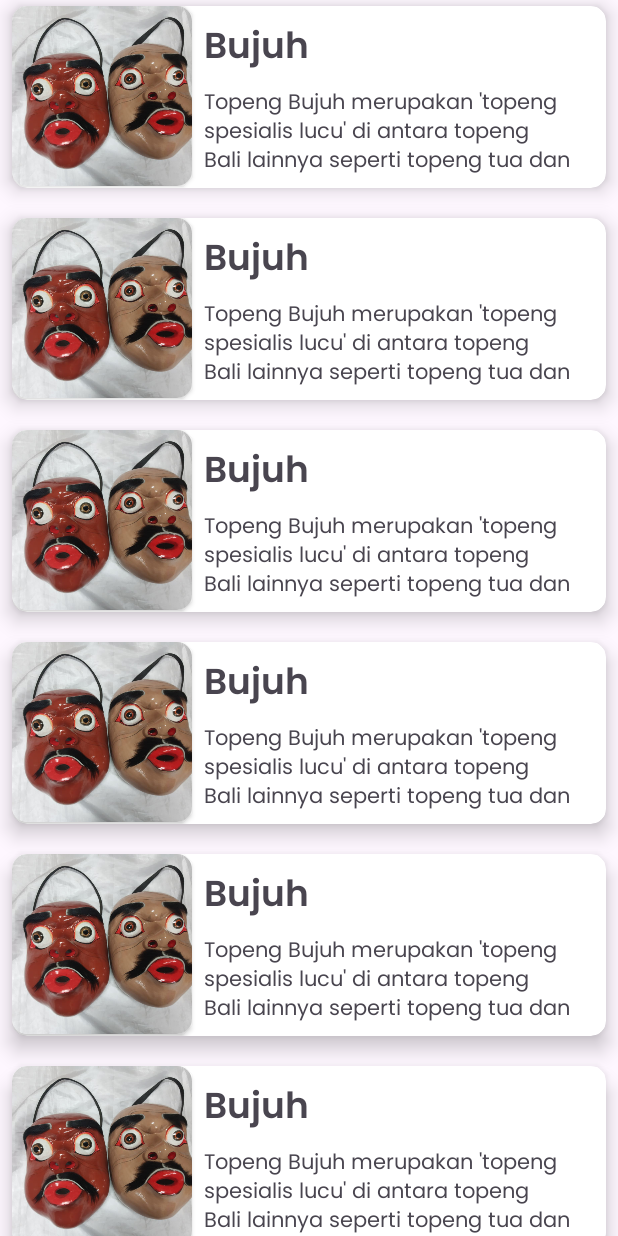
After one commit to yosriku/Kultura, an Android app: the SearchTopengActivity screen opened directly, with no data from a screen before it, on a phone screen of 412 x 824 dp. The commit adds this screen. Run offline under Robolectric (Android 15) with nearby library versions, the phone set to English and light mode, and no system bars.

Commit message:
add search activity using recycleview

```diff
--- a/MD/Kultura/app/build.gradle.kts
+++ b/MD/Kultura/app/build.gradle.kts
@@ -1,6 +1,7 @@
 plugins {
     id("com.android.application")
     id("org.jetbrains.kotlin.android")
+    id("kotlin-parcelize")
 }
 
 android {
--- a/MD/Kultura/app/src/main/AndroidManifest.xml
+++ b/MD/Kultura/app/src/main/AndroidManifest.xml
@@ -13,6 +13,12 @@
         android:theme="@style/Theme.Kultura"
         tools:targetApi="31">
         <activity
+            android:name=".view.search.SearchTopengActivity"
+            android:exported="false" />
+        <activity
+            android:name=".view.detail.DetailTopengActivity"
+            android:exported="false" />
+        <activity
             android:name=".view.main.MainActivity"
             android:exported="true">
             <intent-filter>
--- /dev/null
+++ b/MD/Kultura/app/src/main/java/com/kultura/app/data/local/Topeng.kt
@@ -0,0 +1,10 @@
+package com.kultura.app.data.local
+
+import android.os.Parcelable
+import kotlinx.parcelize.Parcelize
+
+@Parcelize
+data class Topeng(
+    val name: String,
+    val description: String
+): Parcelable
--- /dev/null
+++ b/MD/Kultura/app/src/main/java/com/kultura/app/view/detail/DetailTopengActivity.kt
@@ -0,0 +1,17 @@
+package com.kultura.app.view.detail
+
+import android.os.Bundle
+import androidx.appcompat.app.AppCompatActivity
+import com.kultura.app.R
+
+class DetailTopengActivity : AppCompatActivity() {
+
+    companion object {
+        const val EXTRA_TOPENG = "extra_topeng"
+    }
+
+    override fun onCreate(savedInstanceState: Bundle?) {
+        super.onCreate(savedInstanceState)
+        setContentView(R.layout.activity_detail_topeng)
+    }
+}
--- a/MD/Kultura/app/src/main/java/com/kultura/app/view/main/MainActivity.kt
+++ b/MD/Kultura/app/src/main/java/com/kultura/app/view/main/MainActivity.kt
@@ -30,6 +30,7 @@ class MainActivity : AppCompatActivity() {
             true
         }
 
+
     }
 
     private fun replaceFragment(fragment: Fragment) {
--- a/MD/Kultura/app/src/main/java/com/kultura/app/view/navigation/HomeFragment.kt
+++ b/MD/Kultura/app/src/main/java/com/kultura/app/view/navigation/HomeFragment.kt
@@ -1,60 +1,33 @@
 package com.kultura.app.view.navigation
 
+import android.content.Intent
 import android.os.Bundle
 import android.view.LayoutInflater
 import android.view.View
 import android.view.ViewGroup
+import androidx.cardview.widget.CardView
 import androidx.fragment.app.Fragment
 import com.kultura.app.R
+import com.kultura.app.view.search.SearchTopengActivity
 
-// TODO: Rename parameter arguments, choose names that match
-// the fragment initialization parameters, e.g. ARG_ITEM_NUMBER
-private const val ARG_PARAM1 = "param1"
-private const val ARG_PARAM2 = "param2"
+class HomeFragment : Fragment() {
 
-/**
- * A simple [Fragment] subclass.
- * Use the [HomeFragment.newInstance] factory method to
- * create an instance of this fragment.
- */
-class HomeFragment : Fragment() {
-    // TODO: Rename and change types of parameters
-    private var param1: String? = null
-    private var param2: String? = null
 
     override fun onCreate(savedInstanceState: Bundle?) {
         super.onCreate(savedInstanceState)
-        arguments?.let {
-            param1 = it.getString(ARG_PARAM1)
-            param2 = it.getString(ARG_PARAM2)
-        }
     }
 
     override fun onCreateView(
         inflater: LayoutInflater, container: ViewGroup?,
         savedInstanceState: Bundle?
     ): View? {
-        // Inflate the layout for this fragment
-        return inflater.inflate(R.layout.fragment_home, container, false)
+        val view = inflater.inflate(R.layout.fragment_home, container, false)
+        val cardView = view.findViewById<CardView>(R.id.cv_cari_topeng)
+        cardView.setOnClickListener {
+            val intent = Intent(activity, SearchTopengActivity::class.java)
+            startActivity(intent)
+        }
+        return view
     }
 
-    companion object {
-        /**
-         * Use this factory method to create a new instance of
-         * this fragment using the provided parameters.
-         *
-         * @param param1 Parameter 1.
-         * @param param2 Parameter 2.
-         * @return A new instance of fragment HomeFragment.
-         */
-        // TODO: Rename and change types and number of parameters
-        @JvmStatic
-        fun newInstance(param1: String, param2: String) =
-            HomeFragment().apply {
-                arguments = Bundle().apply {
-                    putString(ARG_PARAM1, param1)
-                    putString(ARG_PARAM2, param2)
-                }
-            }
-    }
 }
--- /dev/null
+++ b/MD/Kultura/app/src/main/java/com/kultura/app/view/search/SearchTopengActivity.kt
@@ -0,0 +1,57 @@
+package com.kultura.app.view.search
+
+import android.os.Bundle
+import android.widget.Toast
+import androidx.appcompat.app.AppCompatActivity
+import androidx.recyclerview.widget.LinearLayoutManager
+import androidx.recyclerview.widget.RecyclerView
+import com.kultura.app.R
+import com.kultura.app.data.local.Topeng
+
+class SearchTopengActivity : AppCompatActivity() {
+
+    private lateinit var rvTopeng: RecyclerView
+    private val list = ArrayList<Topeng>()
+
+    override fun onCreate(savedInstanceState: Bundle?) {
+        super.onCreate(savedInstanceState)
+        setContentView(R.layout.activity_search_topeng)
+
+        rvTopeng = findViewById(R.id.rv_topeng)
+        rvTopeng.setHasFixedSize(true)
+
+
+        list.addAll(getListTopeng())
+        showRecyclerList()
+    }
+
+    fun getListTopeng(): ArrayList<Topeng> {
+        val dataName = resources.getStringArray(R.array.data_topeng_name)
+        val dataDescription = resources.getStringArray(R.array.data_description)
+        val listTopeng = ArrayList<Topeng>()
+
+        for (i in dataName.indices) {
+            val player = Topeng(dataName[i], dataDescription[i])
+            listTopeng.add(player)
+        }
+        return listTopeng
+    }
+
+    private fun showRecyclerList() {
+        rvTopeng.layoutManager = LinearLayoutManager(this)
+        val topengAdapter = TopengAdapter(list)
+        rvTopeng.adapter = topengAdapter
+
+        topengAdapter.setOnItemClickCallback(object : TopengAdapter.OnItemClickCallback {
+            override fun onItemClicked(data: Topeng) {
+                showSelectedPlayer(data)
+            }
+        })
+    }
+    private fun showSelectedPlayer(topeng: Topeng) {
+        Toast.makeText(this, "Kamu memilih " + topeng.name, Toast.LENGTH_SHORT).show()
+    }
+
+
+
+}
--- /dev/null
+++ b/MD/Kultura/app/src/main/java/com/kultura/app/view/search/TopengAdapter.kt
@@ -0,0 +1,50 @@
+package com.kultura.app.view.search
+
+import android.content.Intent
+import android.view.LayoutInflater
+import android.view.View
+import android.view.ViewGroup
+import android.widget.TextView
+import androidx.recyclerview.widget.RecyclerView
+import com.kultura.app.R
+import com.kultura.app.data.local.Topeng
+import com.kultura.app.view.detail.DetailTopengActivity
+
+class TopengAdapter(private val listTopeng: ArrayList<Topeng>) : RecyclerView.Adapter<TopengAdapter.ListViewHolder>() {
+
+    private lateinit var onItemClickCallback: OnItemClickCallback
+
+    fun setOnItemClickCallback(onItemClickCallback: OnItemClickCallback) {
+        this.onItemClickCallback = onItemClickCallback
+    }
+
+    class ListViewHolder(itemView: View) : RecyclerView.ViewHolder(itemView) {
+        val tvName: TextView = itemView.findViewById(R.id.tv_nama_topeng)
+        val tvDescription: TextView = itemView.findViewById(R.id.tv_deskripsi_topeng)
+    }
+
+    override fun onCreateViewHolder(parent: ViewGroup, viewType: Int): ListViewHolder {
+        val view: View = LayoutInflater.from(parent.context).inflate(R.layout.item_topeng, parent, false)
+        return ListViewHolder(view)
+    }
+
+    override fun onBindViewHolder(holder: ListViewHolder, position: Int) {
+        val(name, description) = listTopeng[position]
+        holder.tvName.text = name
+        holder.tvDescription.text = description
+
+        holder.itemView.setOnClickListener {
+            val intentDetail = Intent(holder.itemView.context, DetailTopengActivity::class.java)
+            intentDetail.putExtra(DetailTopengActivity.EXTRA_TOPENG, listTopeng[holder.adapterPosition])
+            holder.itemView.context.startActivity(intentDetail)
+        }
+    }
+
+    override fun getItemCount(): Int = listTopeng.size
+
+
+    interface OnItemClickCallback {
+        fun onItemClicked(data: Topeng)
+    }
+
+}
--- /dev/null
+++ b/MD/Kultura/app/src/main/res/layout/activity_detail_topeng.xml
@@ -0,0 +1,9 @@
+<?xml version="1.0" encoding="utf-8"?>
+<androidx.constraintlayout.widget.ConstraintLayout xmlns:android="http://schemas.android.com/apk/res/android"
+    xmlns:app="http://schemas.android.com/apk/res-auto"
+    xmlns:tools="http://schemas.android.com/tools"
+    android:layout_width="match_parent"
+    android:layout_height="match_parent"
+    tools:context=".view.detail.DetailTopengActivity">
+
+</androidx.constraintlayout.widget.ConstraintLayout>
--- /dev/null
+++ b/MD/Kultura/app/src/main/res/layout/activity_search_topeng.xml
@@ -0,0 +1,17 @@
+<?xml version="1.0" encoding="utf-8"?>
+<androidx.constraintlayout.widget.ConstraintLayout xmlns:android="http://schemas.android.com/apk/res/android"
+    xmlns:app="http://schemas.android.com/apk/res-auto"
+    xmlns:tools="http://schemas.android.com/tools"
+    android:layout_width="match_parent"
+    android:layout_height="match_parent"
+    tools:context=".view.search.SearchTopengActivity">
+
+    <androidx.recyclerview.widget.RecyclerView
+        android:id="@+id/rv_topeng"
+        android:layout_width="0dp"
+        android:layout_height="0dp"
+        app:layout_constraintBottom_toBottomOf="parent"
+        app:layout_constraintEnd_toEndOf="parent"
+        app:layout_constraintStart_toStartOf="parent"
+        app:layout_constraintTop_toTopOf="parent"/>
+</androidx.constraintlayout.widget.ConstraintLayout>
--- /dev/null
+++ b/MD/Kultura/app/src/main/res/layout/item_topeng.xml
@@ -0,0 +1,101 @@
+<?xml version="1.0" encoding="utf-8"?>
+<androidx.cardview.widget.CardView xmlns:android="http://schemas.android.com/apk/res/android"
+    xmlns:tools="http://schemas.android.com/tools"
+    android:layout_width="match_parent"
+    android:layout_height="wrap_content"
+    xmlns:app="http://schemas.android.com/apk/res-auto"
+    android:layout_gravity="center"
+    android:layout_marginStart="8dp"
+    android:layout_marginTop="4dp"
+    android:layout_marginEnd="8dp"
+    android:layout_marginBottom="16dp"
+    app:cardCornerRadius="10dp"
+    app:cardElevation="8dp">
+
+    <androidx.constraintlayout.widget.ConstraintLayout
+        android:layout_width="match_parent"
+        android:layout_height="wrap_content">
+
+        <androidx.cardview.widget.CardView
+            android:id="@+id/cv_photo"
+            android:layout_width="120dp"
+            android:layout_height="120dp"
+            app:cardCornerRadius="10dp"
+            app:layout_constraintBottom_toBottomOf="parent"
+            app:layout_constraintEnd_toEndOf="parent"
+            app:layout_constraintHorizontal_bias="0.0"
+            app:layout_constraintStart_toStartOf="parent"
+            app:layout_constraintTop_toTopOf="parent"
+            app:layout_constraintVertical_bias="0.0">
+
+            <ImageView
+                android:id="@+id/iv_item_photo"
+                android:layout_width="match_parent"
+                android:layout_height="match_parent"
+                android:contentDescription="@string/gambar_topeng"
+                android:scaleType="centerCrop"
+                android:src="@drawable/topeng_bujuh" />
+        </androidx.cardview.widget.CardView>
+
+        <TextView
+            android:id="@+id/tv_nama_topeng"
+            android:layout_width="0dp"
+            android:layout_height="wrap_content"
+            android:layout_marginStart="8dp"
+            android:layout_marginTop="8dp"
+            android:layout_marginEnd="8dp"
+            android:text="@string/nama_topeng"
+            android:textSize="24sp"
+            android:fontFamily="@font/poppins_semi_bold"
+            app:layout_constraintEnd_toEndOf="parent"
+            app:layout_constraintStart_toEndOf="@+id/cv_photo"
+            app:layout_constraintTop_toTopOf="parent" />
+
+        <TextView
+            android:id="@+id/tv_deskripsi_topeng"
+            android:layout_width="0dp"
+            android:layout_height="60dp"
+            android:layout_marginStart="8dp"
+            android:layout_marginTop="4dp"
+            android:layout_marginEnd="8dp"
+            android:layout_marginBottom="8dp"
+            android:fontFamily="@font/poppins_regular"
+            android:text="@string/deskripsi_topeng"
+            android:textSize="14sp"
+            app:layout_constraintBottom_toBottomOf="parent"
+            app:layout_constraintEnd_toEndOf="parent"
+            app:layout_constraintHorizontal_bias="0.0"
+            app:layout_constraintStart_toEndOf="@+id/cv_photo"
+            app:layout_constraintTop_toBottomOf="@+id/tv_nama_topeng"
+            app:layout_constraintVertical_bias="0.0" />
+
+        <!--        <TextView-->
+<!--            android:id="@+id/tv_item_name"-->
+<!--            android:layout_width="0dp"-->
+<!--            android:layout_height="wrap_content"-->
+<!--            android:textSize="16sp"-->
+<!--            android:text="@string/berita_terupdate"-->
+<!--            android:textStyle="bold"-->
+<!--            android:layout_marginEnd="8dp"-->
+<!--            android:layout_marginStart="8dp"-->
+<!--            android:layout_marginTop="4dp"-->
+<!--            android:layout_marginBottom="4dp"-->
+<!--            app:layout_constraintTop_toBottomOf="@+id/iv_item_photo"-->
+<!--            app:layout_constraintStart_toStartOf="@id/iv_item_photo"-->
+<!--            app:layout_constraintEnd_toEndOf="@id/iv_item_photo" />-->
+
+<!--        <TextView-->
+<!--            android:id="@+id/textDeskripsi"-->
+<!--            android:layout_width="0dp"-->
+<!--            android:layout_height="20dp"-->
+<!--            android:layout_marginBottom="4dp"-->
+<!--            android:textSize="16sp"-->
+<!--            android:text="@string/contoh_deskripsi"-->
+<!--            app:layout_constraintTop_toBottomOf="@+id/tv_item_name"-->
+<!--            app:layout_constraintStart_toStartOf="@id/tv_item_name"-->
+<!--            app:layout_constraintEnd_toEndOf="@id/tv_item_name"-->
+<!--            app:layout_constraintBottom_toBottomOf="parent"-->
+<!--            />-->
+    </androidx.constraintlayout.widget.ConstraintLayout>
+
+</androidx.cardview.widget.CardView>
--- a/MD/Kultura/app/src/main/res/values/strings.xml
+++ b/MD/Kultura/app/src/main/res/values/strings.xml
@@ -12,4 +12,34 @@
     <string name="cari_topeng">Cari\nTopeng</string>
     <string name="cari_pengrajin">Cari\nPengrajin</string>
     <string name="scan">Scan</string>
+    <string name="gambar_topeng">Gambar Topeng</string>
+    <string name="nama_topeng">Bujuh</string>
+    <string name="deskripsi_topeng">Topeng Bujuh merupakan \'topeng spesialis lucu\' di antara topeng Bali lainnya seperti topeng tua dan topeng keras, menurut keterangan tersebut. Tari Topeng Bujuh, lanjutnya, termasuk yang sangat digemari penonton, khususnya anak-anak, dan biasanya sang penari topeng akan menari sambil berinteraksi dengan penonton.</string>
+
+
+    <string-array name="data_topeng_name">
+        <item>Bujuh</item>
+        <item>Bujuh</item>
+        <item>Bujuh</item>
+        <item>Bujuh</item>
+        <item>Bujuh</item>
+        <item>Bujuh</item>
+        <item>Bujuh</item>
+        <item>Bujuh</item>
+        <item>Bujuh</item>
+
+    </string-array>
+
+    <string-array name="data_description">
+        <item>Topeng Bujuh merupakan \'topeng spesialis lucu\' di antara topeng Bali lainnya seperti topeng tua dan topeng keras, menurut keterangan tersebut. Tari Topeng Bujuh, lanjutnya, termasuk yang sangat digemari penonton, khususnya anak-anak, dan biasanya sang penari topeng akan menari sambil berinteraksi dengan penonton.</item>
+        <item>Topeng Bujuh merupakan \'topeng spesialis lucu\' di antara topeng Bali lainnya seperti topeng tua dan topeng keras, menurut keterangan tersebut. Tari Topeng Bujuh, lanjutnya, termasuk yang sangat digemari penonton, khususnya anak-anak, dan biasanya sang penari topeng akan menari sambil berinteraksi dengan penonton.</item>
+        <item>Topeng Bujuh merupakan \'topeng spesialis lucu\' di antara topeng Bali lainnya seperti topeng tua dan topeng keras, menurut keterangan tersebut. Tari Topeng Bujuh, lanjutnya, termasuk yang sangat digemari penonton, khususnya anak-anak, dan biasanya sang penari topeng akan menari sambil berinteraksi dengan penonton.</item>
+        <item>Topeng Bujuh merupakan \'topeng spesialis lucu\' di antara topeng Bali lainnya seperti topeng tua dan topeng keras, menurut keterangan tersebut. Tari Topeng Bujuh, lanjutnya, termasuk yang sangat digemari penonton, khususnya anak-anak, dan biasanya sang penari topeng akan menari sambil berinteraksi dengan penonton.</item>
+        <item>Topeng Bujuh merupakan \'topeng spesialis lucu\' di antara topeng Bali lainnya seperti topeng tua dan topeng keras, menurut keterangan tersebut. Tari Topeng Bujuh, lanjutnya, termasuk yang sangat digemari penonton, khususnya anak-anak, dan biasanya sang penari topeng akan menari sambil berinteraksi dengan penonton.</item>
+        <item>Topeng Bujuh merupakan \'topeng spesialis lucu\' di antara topeng Bali lainnya seperti topeng tua dan topeng keras, menurut keterangan tersebut. Tari Topeng Bujuh, lanjutnya, termasuk yang sangat digemari penonton, khususnya anak-anak, dan biasanya sang penari topeng akan menari sambil berinteraksi dengan penonton.</item>
+        <item>Topeng Bujuh merupakan \'topeng spesialis lucu\' di antara topeng Bali lainnya seperti topeng tua dan topeng keras, menurut keterangan tersebut. Tari Topeng Bujuh, lanjutnya, termasuk yang sangat digemari penonton, khususnya anak-anak, dan biasanya sang penari topeng akan menari sambil berinteraksi dengan penonton.</item>
+        <item>Topeng Bujuh merupakan \'topeng spesialis lucu\' di antara topeng Bali lainnya seperti topeng tua dan topeng keras, menurut keterangan tersebut. Tari Topeng Bujuh, lanjutnya, termasuk yang sangat digemari penonton, khususnya anak-anak, dan biasanya sang penari topeng akan menari sambil berinteraksi dengan penonton.</item>
+        <item>Topeng Bujuh merupakan \'topeng spesialis lucu\' di antara topeng Bali lainnya seperti topeng tua dan topeng keras, menurut keterangan tersebut. Tari Topeng Bujuh, lanjutnya, termasuk yang sangat digemari penonton, khususnya anak-anak, dan biasanya sang penari topeng akan menari sambil berinteraksi dengan penonton.</item>
+    </string-array>
+
 </resources>
```
Also changed, not shown: MD/Kultura/app/src/main/res/drawable/topeng_bujuh.jpg (added), MD/Kultura/app/src/main/res/font/poppins_regular.ttf (added).
